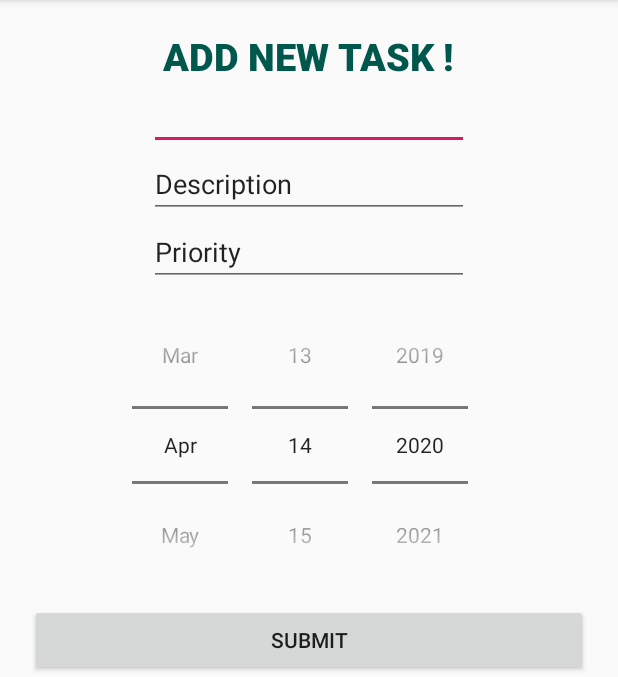
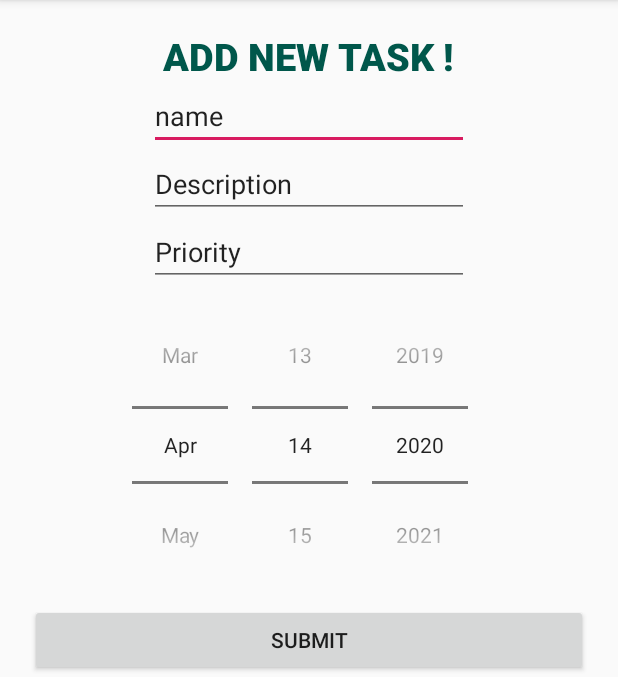
Before and after one commit to Kahina-75/Taskand, an Android app: the MakeTaskActivity screen opened directly, with no data from a screen before it, after a tap on "SUBMIT", on a phone screen of 412 x 824 dp, the part 84-761 px from its top. Run offline under Robolectric (Android 15) with nearby library versions, the phone set to English and light mode, and no system bars.

Commit message:
ajout task OK !

```diff
--- a/Taskand/app/src/main/java/com/example/taskand/MakeTaskActivity.java
+++ b/Taskand/app/src/main/java/com/example/taskand/MakeTaskActivity.java
@@ -3,6 +3,7 @@ package com.example.taskand;
 import androidx.appcompat.app.AppCompatActivity;
 
 import android.os.Bundle;
+import android.provider.Settings;
 import android.view.View;
 import android.widget.Button;
 import android.widget.CalendarView;
@@ -25,6 +26,7 @@ import java.util.Calendar;
 public class MakeTaskActivity extends AppCompatActivity implements View.OnClickListener {
 
     private String curDate;
+    private JSONObject jsonFile;
     @Override
     protected void onCreate(Bundle savedInstanceState) {
         super.onCreate(savedInstanceState);
@@ -36,36 +38,8 @@ public class MakeTaskActivity extends AppCompatActivity implements View.OnClickL
     @Override
     public void onClick(View v) {
         if (v.getId() == R.id.bt1){
-            JSONObject obj = new JSONObject();
-            JSONObject person = new JSONObject();
-            JSONArray jarr = null;
-            JSONObject file = null;
-            String tmp =null;
-            try{
-                file = readFromJsonFile("TasksFile.json");
-                EditText name = (EditText)findViewById(R.id.edtName);
-                tmp = name.getText().toString();
-                EditText desc = (EditText)findViewById(R.id.edtDescription);
-                EditText edtPrio = (EditText)findViewById(R.id.edtPriority);
-                DatePicker datePicker = (DatePicker) findViewById(R.id.datePicker1);
-                int day = datePicker.getDayOfMonth();
-                int month = datePicker.getMonth() + 1;
-                int year = datePicker.getYear();
-                JSONObject o = new JSONObject();
-                o.put(name.getText().toString(),name.getText().toString());
-                jarr = file.getJSONArray("array");
-                jarr.put(o);
-                /*person.put("TaskName", name.getText());
-                person.put("TaskDescritpion", desc.getText());
-                person.put("TaskPriority", edtPrio.getText());
-                person.put("TaskDate", day+"-" + month + "-"+year);
-                person.put("array",jarr);*/
-                file.put("TaskName" , name.getText().toString());
-                file.put("array",jarr);
-            }catch(Exception exception){}
-            Toast toast = Toast.makeText(getApplicationContext(), tmp, Toast.LENGTH_SHORT);
-            toast.show();
-            mCreateAndSaveFile("TasksFile.json",file.toString());
+            addTask();
+            //supprimer("TEst");
         }
     }
 
@@ -80,54 +54,21 @@ public class MakeTaskActivity extends AppCompatActivity implements View.OnClickL
         }
     }
 
-    public void mReadJsonData(String params) {
-        try {
-            File f = new File("/data/data/" + getPackageName() + "/" + params);
-            FileInputStream is = new FileInputStream(f);
-            int size = is.available();
-            String tmp = "No Data";
-            byte[] buffer = new byte[size];
-            is.read(buffer);
-            is.close();
-            String mResponse = new String(buffer);
-            try{
-                JSONObject obj = new JSONObject(mResponse);
-                tmp = obj.getString("TaskName");
-
-            }catch (Exception e){}
-            Toast toast = Toast.makeText(getApplicationContext(), tmp, Toast.LENGTH_SHORT);
-            toast.show();
-
-        } catch (IOException e) {
-            // TODO Auto-generated catch block
-            e.printStackTrace();
-        }
-    }
-
-
     public  JSONObject readFromJsonFile(String fileName){
         ArrayList<String> result = new ArrayList<String>();
         JSONObject obj = null;
         try{
             File f = new File("/data/data/" + getPackageName() + "/" + fileName);
+            if(!f.exists()){
+                mCreateAndSaveFile("TasksFile.json","{'tasks':[]}");
+            }
             FileInputStream is = new FileInputStream(f);
             int size = is.available();
-            String tmp = "No Data";
             byte[] buffer = new byte[size];
             is.read(buffer);
             is.close();
-
             String mResponse = new String(buffer);
             obj = new JSONObject(mResponse);
-            result.add(obj.getString("TaskName"));
-
-            //EditText name = (EditText)findViewById(R.id.edtName);
-            //name.setText(obj.getString("TaskName"));
-            JSONArray arr = obj.getJSONArray("array");
-            for(int i = 0; i < arr.length(); i++){
-                result.add(arr.getJSONObject(i).getString("t1"));
-            }
-            //result.add(arr.getJSONObject(0).getString("t1"));
         return  obj;
         }
         catch(Exception ex){
@@ -137,5 +78,47 @@ public class MakeTaskActivity extends AppCompatActivity implements View.OnClickL
 
     }
 
+    public void addTask(){
+        JSONObject obj = new JSONObject();
+        JSONObject person = new JSONObject();
+        JSONArray jarr = null;
+        JSONObject file = null;
+        String tmp =null;
+        try{
+            file = readFromJsonFile("TasksFile.json");
+            //file = new JSONObject();
+            jarr = file.getJSONArray("tasks");
+            JSONObject obj1 = new JSONObject();
+
+            EditText name = (EditText)findViewById(R.id.edtName);
+            tmp = name.getText().toString();
+            EditText desc = (EditText)findViewById(R.id.edtDescription);
+            EditText edtPrio = (EditText)findViewById(R.id.edtPriority);
+            DatePicker datePicker = (DatePicker) findViewById(R.id.datePicker1);
+            int day = datePicker.getDayOfMonth();
+            int month = datePicker.getMonth() + 1;
+            int year = datePicker.getYear();
+            obj1.put("TaskName",name.getText().toString());
+            obj1.put("TaskDesc",desc.getText().toString());
+            obj1.put("TaskDate",day+"-" + month + "-"+year);
+
+            JSONArray subTask = new JSONArray();
+            obj1.put("subTask",subTask);
+            jarr.put(obj1);
+
+            file.put("tasks",jarr);
+
+        }catch(Exception exception){}
+        Toast toast = Toast.makeText(getApplicationContext(), tmp, Toast.LENGTH_SHORT);
+        toast.show();
+        mCreateAndSaveFile("TasksFile.json",file.toString());
+    }
+
+    public void modifier(){
+
+    }
+
+
+
 
 }
--- a/Taskand/app/src/main/res/layout/activity_make_task.xml
+++ b/Taskand/app/src/main/res/layout/activity_make_task.xml
@@ -32,7 +32,7 @@
             android:layout_height="wrap_content"
             android:layout_centerHorizontal="true"
             android:ems="10"
-            android:text="" />
+            android:text="name" />
 
     </RelativeLayout>
 
```
